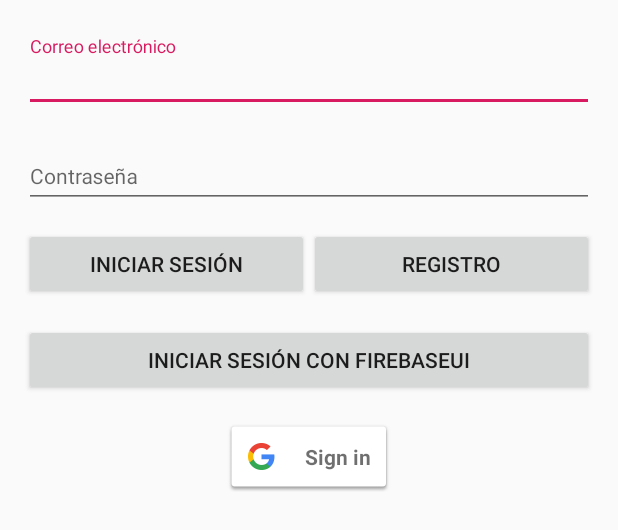
After one commit to CristianBM91/Robot-domotico, an Android app: the layout activity_custom_login.xml on its own in the app's theme, with its tools: preview values and no code run, on a phone screen of 412 x 824 dp. The commit adds this screen. Shown: the top 530 px of the screen. Run offline under Robolectric (Android 15) with nearby library versions, the phone set to English and light mode, and no system bars.

Commit message:
Autentificación personalizada por correo y contraseña agregada.

```diff
--- a/app/build.gradle
+++ b/app/build.gradle
@@ -25,9 +25,11 @@ dependencies {
     implementation 'androidx.constraintlayout:constraintlayout:1.1.3'
     implementation 'com.firebaseui:firebase-ui-auth:4.3.1'
     implementation 'com.facebook.android:facebook-android-sdk:[4,5)'
+    implementation 'com.twitter.sdk.android:twitter-core:3.1.1'
     testImplementation 'junit:junit:4.12'
     androidTestImplementation 'androidx.test.ext:junit:1.1.1'
     androidTestImplementation 'androidx.test.espresso:espresso-core:3.1.1'
+    implementation 'com.google.android.material:material:1.0.0'
 }
 
 apply plugin: 'com.google.gms.google-services'
--- a/app/src/main/AndroidManifest.xml
+++ b/app/src/main/AndroidManifest.xml
@@ -10,12 +10,15 @@
         android:roundIcon="@mipmap/ic_launcher_round"
         android:theme="@style/AppTheme">
         <!-- android:supportsRtl="true" -->
-        <activity android:name=".LoginActivity">
+        <activity android:name=".CustomLoginActivity">
             <intent-filter>
                 <action android:name="android.intent.action.MAIN" />
                 <category android:name="android.intent.category.LAUNCHER" />
             </intent-filter>
         </activity>
+        <activity
+            android:name=".LoginActivity"
+            android:label="@string/app_name"></activity>
         <activity
             android:name=".MainActivity"
             android:label="@string/app_name"></activity>
--- a/app/src/main/java/com/example/robotdomtico/LoginActivity.java
+++ b/app/src/main/java/com/example/robotdomtico/LoginActivity.java
@@ -29,7 +29,6 @@ public class LoginActivity extends AppCompatActivity {
     private void login() {
         //Se crea la instancia del posible usuario actual.
         FirebaseUser usuario = FirebaseAuth.getInstance().getCurrentUser();
-
         //Si el usuario actual se encuentra en el FireBase de nuestra aplicación...
         if (usuario != null) {
             //Y si está verificado...
@@ -59,11 +58,14 @@ public class LoginActivity extends AppCompatActivity {
         } else {
             startActivityForResult(AuthUI.getInstance()
                             .createSignInIntentBuilder()
+                            .setLogo(R.mipmap.ic_launcher)
+                            .setTheme(R.style.FirebaseUITema)
                             .setAvailableProviders(Arrays.asList(
                                     new AuthUI.IdpConfig.EmailBuilder().setAllowNewAccounts(true)
                                             .build(),
                                     new AuthUI.IdpConfig.GoogleBuilder().build(),
-                                    new AuthUI.IdpConfig.FacebookBuilder().build())).build()
+                                    new AuthUI.IdpConfig.FacebookBuilder().build(),
+                                    new AuthUI.IdpConfig.TwitterBuilder().build())).build()
                     //.setIsSmartLockEnabled(false)
                     , RC_SIGN_IN);
         }
--- a/app/src/main/java/com/example/robotdomtico/MainActivity.java
+++ b/app/src/main/java/com/example/robotdomtico/MainActivity.java
@@ -21,10 +21,6 @@ public class MainActivity extends AppCompatActivity {
         cerrarSesion.setOnClickListener(new View.OnClickListener() {
             public void onClick(View view) {
                 FirebaseAuth.getInstance().signOut();
-                Intent intent = new Intent(Intent.ACTION_MAIN);
-                intent.addCategory(Intent.CATEGORY_HOME);
-                intent.setFlags(Intent.FLAG_ACTIVITY_NEW_TASK);
-                startActivity(intent);
             }
         });
     }
--- /dev/null
+++ b/app/src/main/res/layout/activity_custom_login.xml
@@ -0,0 +1,95 @@
+<?xml version="1.0" encoding="utf-8"?>
+<ScrollView
+    xmlns:android="http://schemas.android.com/apk/res/android"
+    xmlns:app="http://schemas.android.com/apk/res-auto"
+    xmlns:tools="http://schemas.android.com/tools"
+    android:id="@+id/contenedor"
+    android:layout_width="match_parent"
+    android:layout_height="match_parent">
+    <androidx.constraintlayout.widget.ConstraintLayout
+        android:layout_width="match_parent"
+        android:layout_height="match_parent"
+        android:layout_margin="16dp">
+
+        <com.google.android.material.textfield.TextInputLayout
+            android:id="@+id/til_correo"
+            android:layout_width="match_parent"
+            android:layout_height="wrap_content"
+            android:layout_marginTop="8dp"
+            android:minHeight="?android:attr/actionBarSize"
+            android:transitionGroup="true"
+            app:layout_constraintLeft_toLeftOf="parent"
+            app:layout_constraintTop_toTopOf="parent">
+
+            <EditText
+                android:id="@+id/correo"
+                android:layout_width="match_parent"
+                android:layout_height="wrap_content"
+                android:hint="Correo electrónico"
+                android:imeOptions="actionNext"
+                android:inputType="textEmailAddress"
+                android:textSize="14dp" />
+        </com.google.android.material.textfield.TextInputLayout>
+
+        <com.google.android.material.textfield.TextInputLayout
+            android:id="@+id/til_contraseña"
+            android:layout_width="match_parent"
+            android:layout_height="wrap_content"
+            android:layout_marginTop="8dp"
+            android:minHeight="?android:attr/actionBarSize"
+            android:transitionGroup="true"
+            app:layout_constraintLeft_toLeftOf="parent"
+            app:layout_constraintTop_toBottomOf="@+id/til_correo">
+
+            <EditText
+                android:id="@+id/contraseña"
+                android:layout_width="match_parent"
+                android:layout_height="wrap_content"
+                android:hint="Contraseña"
+                android:imeOptions="actionDone"
+                android:inputType="textPassword"
+                android:textSize="14dp" />
+        </com.google.android.material.textfield.TextInputLayout>
+        <Button
+            android:id="@+id/inicio_sesión"
+            android:layout_width="0dp"
+            android:layout_height="wrap_content"
+            android:layout_marginTop="8dp"
+            android:onClick="inicioSesiónCorreo"
+            android:text="Iniciar Sesión"
+            app:layout_constraintLeft_toLeftOf="parent"
+            app:layout_constraintRight_toLeftOf="@+id/registro"
+            app:layout_constraintTop_toBottomOf="@id/til_contraseña" />
+        <Button
+            android:id="@+id/registro"
+            android:layout_width="0dp"
+            android:layout_height="wrap_content"
+            android:onClick="registroCorreo"
+            android:text="Registro"
+            app:layout_constraintLeft_toRightOf="@+id/inicio_sesión"
+            app:layout_constraintRight_toRightOf="parent"
+            app:layout_constraintTop_toTopOf="@+id/inicio_sesión" />
+        <Button
+            android:id="@+id/firebase_ui"
+            android:layout_width="match_parent"
+            android:layout_height="wrap_content"
+            android:layout_marginTop="16dp"
+            android:onClick="firebaseUI"
+            android:text="Iniciar sesión con FirebaseUI"
+            app:layout_constraintLeft_toLeftOf="parent"
+            app:layout_constraintRight_toRightOf="parent"
+            app:layout_constraintTop_toBottomOf="@+id/inicio_sesión" />
+
+        <com.google.android.gms.common.SignInButton
+            android:id="@+id/sign_in_button"
+            android:layout_width="wrap_content"
+            android:layout_height="wrap_content"
+            android:layout_marginTop="16dp"
+            android:onClick="autentificarGoogle"
+            app:layout_constraintBottom_toBottomOf="parent"
+            app:layout_constraintEnd_toEndOf="parent"
+            app:layout_constraintStart_toStartOf="parent"
+            app:layout_constraintTop_toBottomOf="@+id/firebase_ui"
+            app:layout_constraintVertical_bias="1.0" />
+    </androidx.constraintlayout.widget.ConstraintLayout>
+</ScrollView>
```
Also changed, not shown: app/src/main/java/com/example/robotdomtico/CustomLoginActivity.java (added, +119 -0 lines), app/src/main/res/values/strings.xml (+7 -0 lines), app/src/main/res/values/styles.xml (+13 -0 lines).
